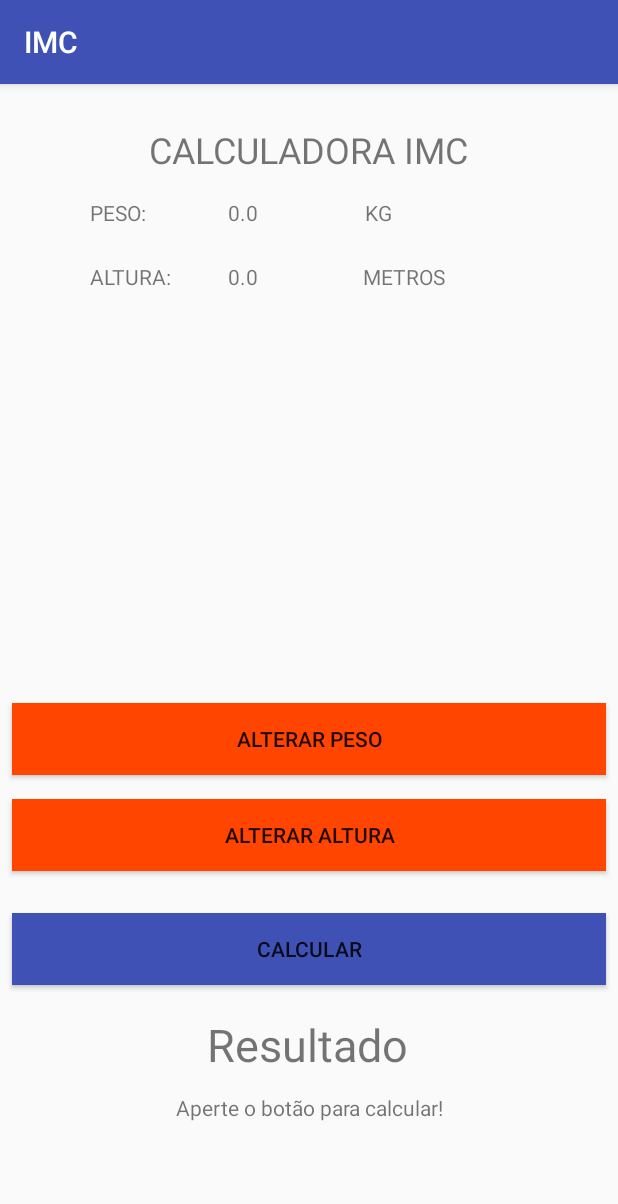
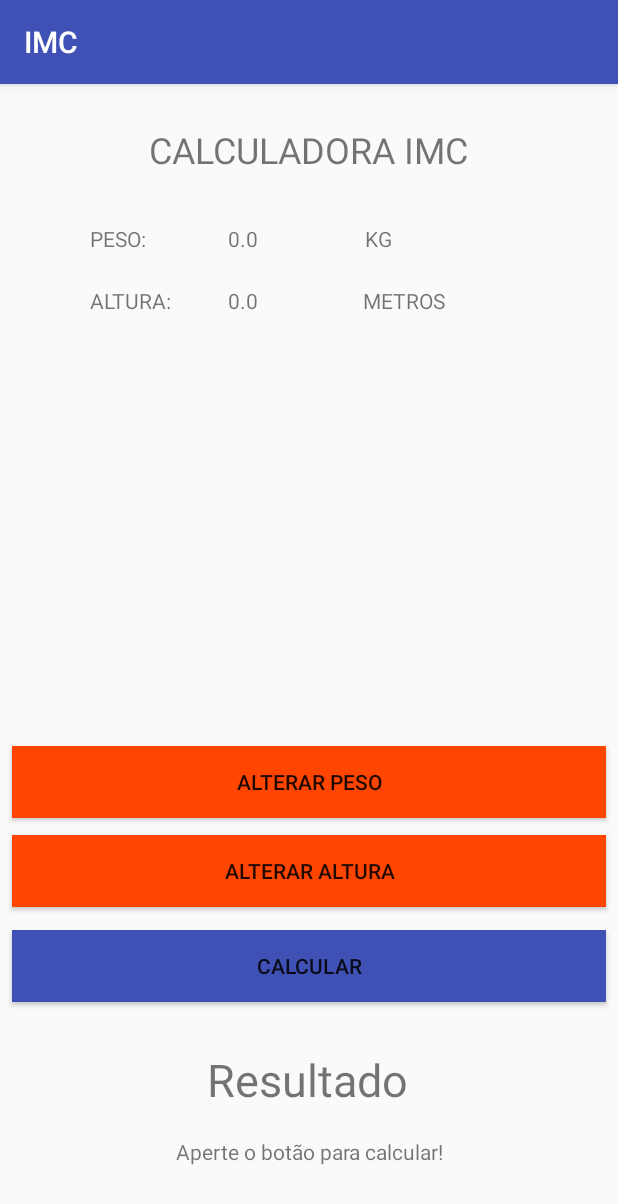
Before and after one commit to fbio1/IMC, an Android app: the screen it shows after launch (MainActivity), on a phone screen of 412 x 824 dp. Shown: the top 1204 px of the screen. Run offline under Robolectric (Android 15) with nearby library versions, the phone set to English and light mode, and no system bars.

Commit message:
Atualização do mainactivity

```diff
--- a/app/src/main/java/br/eaj/tads/imc/MainActivity.java
+++ b/app/src/main/java/br/eaj/tads/imc/MainActivity.java
@@ -1,67 +1,125 @@
 package br.eaj.tads.imc;
 
 import android.content.Intent;
-import android.icu.text.DecimalFormat;
+import android.content.SharedPreferences;
 import android.support.v7.app.AppCompatActivity;
 import android.os.Bundle;
+import android.util.Log;
 import android.view.View;
 import android.widget.TextView;
 import android.widget.Toast;
 
-import java.text.Format;
+public class MainActivity extends AppCompatActivity {
+    public  static  final int PESO = 1;
+    public  static  final int ALTURA = 2;
 
-public class MainActivity extends AppCompatActivity {
-    public  static  final int peso = 1;
-    public  static  final int altura = 2;
+    public static final String TV_PESO = "TV_PESO";
+    public static final String TV_ALTURA = "TV_ALTURA";
+    public static final String TV_RESULTADO= "TV_RESULTADO";
+    private static final String TV_MENSAGEM = "TV_MENSAGEM";
+    private static final String PREFS_NAME = "IMC_PREFS";
+
+    TextView peso;
+    TextView altura;
+    TextView resultado;
+    TextView mensagem1;
+
     @Override
     protected void onCreate(Bundle savedInstanceState) {
         super.onCreate(savedInstanceState);
         setContentView(R.layout.activity_main);
+
+        peso = (TextView) findViewById(R.id.textView3);
+        altura = (TextView) findViewById(R.id.textView6);
+        resultado = (TextView) findViewById(R.id.textView9);
+        mensagem1 = (TextView) findViewById(R.id.textView12);
+
+
+//        SharedPreferences settings = getSharedPreferences(PREFS_NAME, MODE_PRIVATE );
+//        String peso_text = settings.getString(TV_PESO, "0.0");
+//        String altura_text = settings.getString(TV_ALTURA, "0.0");
+//        String result_text = settings.getString(TV_RESULTADO, "");
+//        String mensagem_text = settings.getString(TV_MENSAGEM, "");
+
+//        peso.setText(peso_text);
+//        altura.setText(altura_text);
+//        resultado.setText(result_text);
+//        mensagem1.setText(mensagem_text);
     }
+//
+//    @Override
+//    protected void onStop() {
+//        super.onStop();
+//
+//        SharedPreferences settings = getSharedPreferences(PREFS_NAME, MODE_PRIVATE);
+//        SharedPreferences.Editor editor = settings.edit();
+//        editor.putString(TV_PESO, peso.getText().toString());
+//        editor.putString(TV_ALTURA, altura.getText().toString());
+//        editor.putString(TV_RESULTADO, resultado.getText().toString());
+//        editor.putString(TV_MENSAGEM, mensagem1.getText().toString());
+//
+//        editor.commit();
+//    }
+
+
+    @Override
+    public void onSaveInstanceState(Bundle outState) {
+        super.onSaveInstanceState(outState);
+
+        outState.putString(TV_PESO, peso.getText().toString());
+        outState.putString(TV_ALTURA, altura.getText().toString());
+        outState.putString(TV_RESULTADO, resultado.getText().toString());
+        outState.putString(TV_MENSAGEM, mensagem1.getText().toString());
+    }
+
+    @Override
+    public void onRestoreInstanceState(Bundle savedInstanceState) {
+        super.onRestoreInstanceState(savedInstanceState);
+
+        peso.setText(savedInstanceState.getString(TV_PESO));
+        altura.setText(savedInstanceState.getString(TV_ALTURA));
+        resultado.setText(savedInstanceState.getString(TV_RESULTADO));
+        mensagem1.setText(savedInstanceState.getString(TV_MENSAGEM));
+    }
+
 
     public void alterarPeso(View v){
         Intent intent = new Intent(this,Main2Activity.class);
         Bundle params = new Bundle();
 
-        TextView tx = (TextView) findViewById(R.id.textView3);
-
-        params.putString("valor", tx.getText().toString());
+        params.putString("valor", peso.getText().toString());
         params.putBoolean("controle", true);
 
         intent.putExtras(params);
-        startActivityForResult(intent, peso);
+        startActivityForResult(intent, PESO);
     }
 
     public void alterarAltura(View v){
         Intent intent = new Intent(this,Main2Activity.class);
         Bundle params = new Bundle();
 
-        TextView tx1 = (TextView) findViewById(R.id.textView6);
-
-        params.putString("valor",tx1.getText().toString());
+        params.putString("valor",altura.getText().toString());
         params.putBoolean("controle", false);
 
         intent.putExtras(params);
-        startActivityForResult(intent, altura);
+        startActivityForResult(intent, ALTURA);
     }
 
     @Override
     protected void onActivityResult(int requestCode, int resultCode, Intent data) {
-        if (requestCode == peso) {
+        if (requestCode == PESO) {
             if (resultCode == RESULT_OK) {
                 Bundle params = data.getExtras();
                 String valor = params.getString("valor");
-                TextView tx1 = (TextView) findViewById(R.id.textView3);
-                tx1.setText(valor);
+                peso.setText(valor);
             } else if (resultCode == RESULT_CANCELED) {
                 Toast.makeText(this,"Cancelado", Toast.LENGTH_SHORT).show();
             }
-        }else if(requestCode == altura){
+        }else if(requestCode == ALTURA){
             if(resultCode == RESULT_OK){
                 Bundle params = data.getExtras();
                 String valor = params.getString("valor");
-                TextView tx1 = (TextView) findViewById(R.id.textView6);
-                tx1.setText(valor);
+                altura.setText(valor);
             }else if(resultCode == RESULT_CANCELED){
                 Toast.makeText(this,"Cancelado", Toast.LENGTH_SHORT).show();
             }
@@ -69,8 +127,6 @@ public class MainActivity extends AppCompatActivity {
     }
 
     public void calcular(View v){
-        TextView peso = (TextView) findViewById(R.id.textView3);
-        TextView altura = (TextView) findViewById(R.id.textView6);
         Double num_peso = Double.parseDouble(peso.getText().toString());
         Double num_altura = Double.parseDouble(altura.getText().toString());
 
@@ -95,11 +151,7 @@ public class MainActivity extends AppCompatActivity {
             mensagem = "Obesidade grau III morbida";
         }
 
-        TextView resultado1 = (TextView) findViewById(R.id.textView9);
-
-        resultado1.setText(String.format("Seu IMC é: %.2f " , IMC));
-        TextView resultado2 = (TextView) findViewById(R.id.textView12);
-        resultado2.setText("Seu Grau é: " + mensagem);
-
+        resultado.setText(String.format("Seu IMC é: %.2f " , IMC));
+        mensagem1.setText("Seu grau é: " + mensagem);
     }
 }
--- a/app/src/main/res/layout/activity_main.xml
+++ b/app/src/main/res/layout/activity_main.xml
@@ -33,8 +33,9 @@
         tools:layout_constraintTop_creator="1"
         tools:layout_constraintRight_creator="1"
         android:layout_marginEnd="2dp"
-        android:layout_marginTop="16dp"
-        app:layout_constraintTop_toBottomOf="@+id/textView" />
+        android:layout_marginTop="33dp"
+        app:layout_constraintTop_toBottomOf="@+id/textView"
+        android:layout_marginRight="2dp" />
 
     <TextView
         android:id="@+id/textView3"
@@ -45,10 +46,11 @@
         tools:layout_constraintTop_creator="1"
         tools:layout_constraintRight_creator="1"
         app:layout_constraintRight_toRightOf="@+id/textView6"
-        android:layout_marginTop="16dp"
+        android:layout_marginTop="33dp"
         app:layout_constraintTop_toBottomOf="@+id/textView"
         tools:layout_constraintLeft_creator="1"
-        app:layout_constraintLeft_toLeftOf="@+id/textView6" />
+        app:layout_constraintLeft_toLeftOf="@+id/textView6"
+        app:layout_constraintHorizontal_bias="0.0" />
 
     <TextView
         android:id="@+id/textView4"
@@ -58,10 +60,11 @@
         android:textSize="14sp"
         tools:layout_constraintTop_creator="1"
         android:layout_marginStart="1dp"
-        android:layout_marginTop="16dp"
+        android:layout_marginTop="33dp"
         app:layout_constraintTop_toBottomOf="@+id/textView"
         tools:layout_constraintLeft_creator="1"
-        app:layout_constraintLeft_toLeftOf="@+id/textView7" />
+        app:layout_constraintLeft_toLeftOf="@+id/textView7"
+        android:layout_marginLeft="1dp" />
 
     <TextView
         android:id="@+id/textView5"
@@ -70,7 +73,7 @@
         android:text="ALTURA:"
         android:textSize="14sp"
         tools:layout_constraintTop_creator="1"
-        android:layout_marginTop="23dp"
+        android:layout_marginTop="22dp"
         app:layout_constraintTop_toBottomOf="@+id/textView2"
         tools:layout_constraintLeft_creator="1"
         app:layout_constraintLeft_toLeftOf="@+id/textView2" />
@@ -83,10 +86,11 @@
         android:textSize="14sp"
         tools:layout_constraintTop_creator="1"
         android:layout_marginStart="37dp"
-        android:layout_marginTop="23dp"
+        android:layout_marginTop="22dp"
         app:layout_constraintTop_toBottomOf="@+id/textView3"
         tools:layout_constraintLeft_creator="1"
-        app:layout_constraintLeft_toRightOf="@+id/textView5" />
+        app:layout_constraintLeft_toRightOf="@+id/textView5"
+        android:layout_marginLeft="37dp" />
 
     <TextView
         android:id="@+id/textView7"
@@ -98,8 +102,9 @@
         tools:layout_constraintRight_creator="1"
         android:layout_marginEnd="15dp"
         app:layout_constraintRight_toRightOf="@+id/textView"
-        android:layout_marginTop="23dp"
-        app:layout_constraintTop_toBottomOf="@+id/textView4" />
+        android:layout_marginTop="22dp"
+        app:layout_constraintTop_toBottomOf="@+id/textView4"
+        android:layout_marginRight="15dp" />
 
     <Button
         android:id="@+id/button"
@@ -115,7 +120,7 @@
         android:layout_marginEnd="8dp"
         app:layout_constraintRight_toRightOf="parent"
         tools:layout_constraintLeft_creator="1"
-        android:layout_marginBottom="16dp"
+        android:layout_marginBottom="11dp"
         app:layout_constraintLeft_toLeftOf="parent" />
 
     <Button
@@ -132,7 +137,7 @@
         android:layout_marginEnd="8dp"
         app:layout_constraintRight_toRightOf="parent"
         tools:layout_constraintLeft_creator="1"
-        android:layout_marginBottom="28dp"
+        android:layout_marginBottom="15dp"
         app:layout_constraintLeft_toLeftOf="parent" />
 
     <TextView
@@ -145,9 +150,9 @@
         tools:layout_constraintRight_creator="1"
         android:layout_marginEnd="23dp"
         app:layout_constraintRight_toRightOf="@+id/textView9"
-        android:layout_marginTop="19dp"
+        android:layout_marginTop="31dp"
         app:layout_constraintTop_toBottomOf="@+id/button3"
-        android:layout_marginRight="24dp" />
+        android:layout_marginRight="23dp" />
 
     <TextView
         android:id="@+id/textView9"
@@ -158,11 +163,11 @@
         android:textSize="14sp"
         tools:layout_constraintTop_creator="1"
         tools:layout_constraintRight_creator="1"
-        app:layout_constraintRight_toRightOf="@+id/textView12"
-        android:layout_marginTop="12dp"
+        android:layout_marginTop="18dp"
         app:layout_constraintTop_toBottomOf="@+id/textView8"
         tools:layout_constraintLeft_creator="1"
-        app:layout_constraintLeft_toRightOf="@+id/textView12" />
+        app:layout_constraintRight_toRightOf="parent"
+        app:layout_constraintLeft_toLeftOf="parent" />
 
     <Button
         android:id="@+id/button3"
@@ -176,20 +181,20 @@
         app:layout_constraintBottom_toBottomOf="parent"
         app:layout_constraintRight_toRightOf="@+id/button2"
         tools:layout_constraintLeft_creator="1"
-        android:layout_marginBottom="167dp"
-        app:layout_constraintLeft_toLeftOf="@+id/button2" />
+        android:layout_marginBottom="156dp"
+        app:layout_constraintLeft_toLeftOf="@+id/button2"
+        app:layout_constraintHorizontal_bias="0.0" />
 
     <TextView
         android:id="@+id/textView12"
         android:layout_width="wrap_content"
         android:layout_height="wrap_content"
-        android:gravity="center"
-        android:textAllCaps="false"
-        tools:layout_constraintTop_creator="1"
         tools:layout_constraintRight_creator="1"
+        tools:layout_constraintBottom_creator="1"
+        app:layout_constraintBottom_toBottomOf="parent"
         app:layout_constraintRight_toRightOf="parent"
-        android:layout_marginTop="29dp"
-        app:layout_constraintTop_toBottomOf="@+id/textView9"
         tools:layout_constraintLeft_creator="1"
+        android:layout_marginBottom="16dp"
         app:layout_constraintLeft_toLeftOf="parent" />
+
 </android.support.constraint.ConstraintLayout>
```
Also changed, not shown: app/src/main/java/br/eaj/tads/imc/Main2Activity.java (+17 -11 lines), 34 other files.
